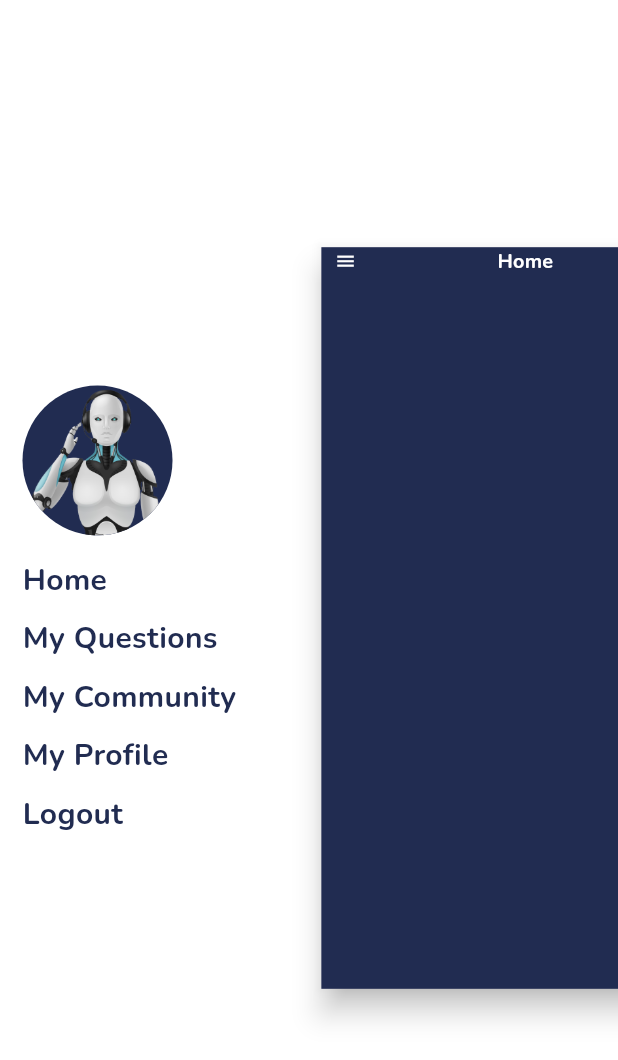
After one commit to umaisqureshi/IFragen, a Flutter app: the MainHome screen opened directly, after a tap on the "menu" icon, on a phone screen of 412 x 824 dp. The commit adds this screen. Shown: the top 1060 px of the screen. Run offline on Flutter 3.47's test engine with Material 2 defaults, Android fonts, the phone set to English and light mode, and no system bars; our stand-ins replace bloc, connectivity_plus, equatable, flutter_bloc, google_fonts, shared_preferences; accounts and stored records are empty.

Commit message:
Animated Drawer done

```diff
--- a/lib/Screens/Auth/loginScreen.dart
+++ b/lib/Screens/Auth/loginScreen.dart
@@ -1,13 +1,12 @@
 import 'dart:async';
 import 'package:flutter/gestures.dart';
 import 'package:flutter/material.dart';
-
 import 'package:flutter_bloc/flutter_bloc.dart';
 import 'package:google_fonts/google_fonts.dart';
 import 'package:ifragen/Bloc/InternetBloc/internet_bloc_bloc.dart';
 import 'package:ifragen/Screens/Auth/registerScreen.dart';
-import 'package:ifragen/Screens/Home/home.dart';
-
+import 'package:ifragen/Screens/Auth/widgets/widgets.dart';
+import 'package:ifragen/Screens/Home/mainHome.dart';
 import '../../Bloc/UserBloc/user_bloc_bloc.dart';
 import '../../Repo/userRepo.dart';
 import '../../Utilis/inputdecoration.dart';
@@ -24,7 +23,6 @@ class _LoginScreenState extends State<LoginScreen> {
   String email = "";
   String password = "";
   bool loading = false;
-  // bool isPlaying = false;
 
   final _loginFormKey = GlobalKey<FormState>();
 
@@ -57,69 +55,13 @@ class _LoginScreenState extends State<LoginScreen> {
                   if (state is UserLoadedState) {
                     Timer(const Duration(seconds: 2), (() {
                       Navigator.of(context).pushReplacement(MaterialPageRoute(
-                          builder: (context) => const Home()));
+                          builder: (context) => const MainHome()));
                     }));
                   }
                 },
                 builder: ((context, state) {
                   if (state is UserErrorState) {
-                    return Container(
-                      height: double.infinity,
-                      width: double.infinity,
-                      color: Theme.of(context).primaryColor,
-                      child: Center(
-                        child: Column(
-                          mainAxisAlignment: MainAxisAlignment.center,
-                          crossAxisAlignment: CrossAxisAlignment.center,
-                          children: [
-                            Text(
-                              "OOPS!",
-                              style: GoogleFonts.nunito(
-                                  color: Colors.white,
-                                  fontSize: 25,
-                                  fontWeight: FontWeight.bold),
-                            ),
-                            const SizedBox(
-                              height: 20,
-                            ),
-                            Text(
-                              state.error,
-                              // "InCorrect Email and Password",
-                              style: GoogleFonts.nunito(
-                                  color: Colors.white,
-                                  fontSize: 20,
-                                  fontWeight: FontWeight.bold),
-                            ),
-                            const SizedBox(
-                              height: 50,
-                            ),
-                            GestureDetector(
-                              onTap: () {
-                                Navigator.of(context).pop();
-                              },
-                              child: Container(
-                                height: 60,
-                                width: MediaQuery.of(context).size.width * 0.5,
-                                decoration: const BoxDecoration(
-                                    color: Colors.white,
-                                    borderRadius: BorderRadius.all(
-                                      Radius.circular(30),
-                                    )),
-                                child: Center(
-                                  child: Text(
-                                    "Back",
-                                    style: GoogleFonts.nunito(
-                                        color: Theme.of(context).primaryColor,
-                                        fontSize: 20,
-                                        fontWeight: FontWeight.bold),
-                                  ),
-                                ),
-                              ),
-                            ),
-                          ],
-                        ),
-                      ),
-                    );
+                    return errorStateWidget(context, state);
                   } else if (state is UserLoadedState) {
                     return AlertDialog(
                       elevation: 5,
--- /dev/null
+++ b/lib/Screens/Auth/widgets/widgets.dart
@@ -0,0 +1,64 @@
+import 'package:flutter/material.dart';
+import 'package:google_fonts/google_fonts.dart';
+
+import '../../../Bloc/UserBloc/user_bloc_bloc.dart';
+
+Container errorStateWidget(BuildContext context, UserErrorState state) {
+    return Container(
+                    height: double.infinity,
+                    width: double.infinity,
+                    color: Theme.of(context).primaryColor,
+                    child: Center(
+                      child: Column(
+                        mainAxisAlignment: MainAxisAlignment.center,
+                        crossAxisAlignment: CrossAxisAlignment.center,
+                        children: [
+                          Text(
+                            "OOPS!",
+                            style: GoogleFonts.nunito(
+                                color: Colors.white,
+                                fontSize: 25,
+                                fontWeight: FontWeight.bold),
+                          ),
+                          const SizedBox(
+                            height: 20,
+                          ),
+                          Text(
+                            state.error,
+                            // "InCorrect Email and Password",
+                            style: GoogleFonts.nunito(
+                                color: Colors.white,
+                                fontSize: 20,
+                                fontWeight: FontWeight.bold),
+                          ),
+                          const SizedBox(
+                            height: 50,
+                          ),
+                          GestureDetector(
+                            onTap: () {
+                              Navigator.of(context).pop();
+                            },
+                            child: Container(
+                              height: 60,
+                              width: MediaQuery.of(context).size.width * 0.5,
+                              decoration: const BoxDecoration(
+                                  color: Colors.white,
+                                  borderRadius: BorderRadius.all(
+                                    Radius.circular(30),
+                                  )),
+                              child: Center(
+                                child: Text(
+                                  "Back",
+                                  style: GoogleFonts.nunito(
+                                      color: Theme.of(context).primaryColor,
+                                      fontSize: 20,
+                                      fontWeight: FontWeight.bold),
+                                ),
+                              ),
+                            ),
+                          ),
+                        ],
+                      ),
+                    ),
+                  );
+  }
--- /dev/null
+++ b/lib/Screens/Drawer/drawer.dart
@@ -0,0 +1,111 @@
+import 'package:flutter/material.dart';
+import 'package:google_fonts/google_fonts.dart';
+
+class DrawerMenu extends StatefulWidget {
+  const DrawerMenu({super.key});
+
+  @override
+  State<DrawerMenu> createState() => _DrawerMenuState();
+}
+
+class _DrawerMenuState extends State<DrawerMenu> {
+  @override
+  Widget build(BuildContext context) {
+    return Scaffold(
+      backgroundColor: Colors.white,
+      body: Align(
+        alignment: Alignment.centerLeft,
+        child: Padding(
+          padding: const EdgeInsets.symmetric(horizontal: 15.0),
+          child: Column(
+            mainAxisSize: MainAxisSize.min,
+            mainAxisAlignment: MainAxisAlignment.start,
+            crossAxisAlignment: CrossAxisAlignment.start,
+            children: [
+              Container(
+                height: 100,
+                width: 100,
+                decoration: BoxDecoration(
+                    image: const DecorationImage(
+                        image: AssetImage(
+                          "assets/splashicon.png",
+                        ),
+                        fit: BoxFit.cover),
+                    color: Theme.of(context).primaryColor,
+                    borderRadius: const BorderRadius.all(Radius.circular(50))),
+              ),
+              const SizedBox(
+                height: 15,
+              ),
+              GestureDetector(
+                onTap: () async {},
+                child: Text(
+                  "Home",
+                  style: GoogleFonts.nunito(
+                      color: Theme.of(context).primaryColor,
+                      fontSize: 20,
+                      fontWeight: FontWeight.bold),
+                ),
+              ),
+              const SizedBox(
+                height: 10,
+              ),
+              GestureDetector(
+                onTap: () async {},
+                child: Text(
+                  "My Questions",
+                  style: GoogleFonts.nunito(
+                      color: Theme.of(context).primaryColor,
+                      fontSize: 20,
+                      fontWeight: FontWeight.bold),
+                ),
+              ),
+              const SizedBox(
+                height: 10,
+              ),
+              GestureDetector(
+                onTap: () async {},
+                child: Text(
+                  "My Community",
+                  style: GoogleFonts.nunito(
+                      color: Theme.of(context).primaryColor,
+                      fontSize: 20,
+                      fontWeight: FontWeight.bold),
+                ),
+              ),
+              const SizedBox(
+                height: 10,
+              ),
+              GestureDetector(
+                onTap: () async {},
+                child: Text(
+                  "My Profile",
+                  style: GoogleFonts.nunito(
+                      color: Theme.of(context).primaryColor,
+                      fontSize: 20,
+                      fontWeight: FontWeight.bold),
+                ),
+              ),
+              const SizedBox(
+                height: 10,
+              ),
+              GestureDetector(
+                onTap: () async {},
+                child: Text(
+                  "Logout",
+                  style: GoogleFonts.nunito(
+                      color: Theme.of(context).primaryColor,
+                      fontSize: 20,
+                      fontWeight: FontWeight.bold),
+                ),
+              ),
+              const SizedBox(
+                height: 10,
+              ),
+            ],
+          ),
+        ),
+      ),
+    );
+  }
+}
--- a/lib/Screens/Home/home.dart
+++ /dev/null
@@ -1,35 +0,0 @@
-import 'package:flutter/material.dart';
-import 'package:google_fonts/google_fonts.dart';
-
-import '../../Helper/helper.dart';
-
-class Home extends StatefulWidget {
-  const Home({super.key});
-
-  @override
-  State<Home> createState() => _HomeState();
-}
-
-class _HomeState extends State<Home> {
-  @override
-  Widget build(BuildContext context) {
-    return Scaffold(
-      backgroundColor: Theme.of(context).primaryColor,
-      body: Center(
-        child: GestureDetector(
-          onTap: () async {
-            await HelperClass.saveUserLoggedInStatus(false);
-          },
-          child: Text(
-            "Home",
-            style: GoogleFonts.nunito(
-                //   color: Theme.of(context).primaryColor,
-                color: Colors.white,
-                fontSize: 22,
-                fontWeight: FontWeight.bold),
-          ),
-        ),
-      ),
-    );
-  }
-}
--- /dev/null
+++ b/lib/Screens/Home/mainHome.dart
@@ -0,0 +1,110 @@
+import 'package:flutter/material.dart';
+import 'package:google_fonts/google_fonts.dart';
+import 'package:ifragen/Screens/Drawer/drawer.dart';
+
+import '../../Helper/helper.dart';
+
+class MainHome extends StatefulWidget {
+  const MainHome({super.key});
+
+  @override
+  State<MainHome> createState() => _MainHomeState();
+}
+
+class _MainHomeState extends State<MainHome>
+    with SingleTickerProviderStateMixin {
+  final Duration _duration = const Duration(milliseconds: 1000);
+  late AnimationController controller;
+  late Animation<double> scaleAnimation;
+  bool isCollapse = true;
+  @override
+  void initState() {
+    controller = AnimationController(vsync: this, duration: _duration);
+    scaleAnimation = Tween<double>(begin: 1, end: 0.6).animate(controller);
+    super.initState();
+  }
+
+  @override
+  void dispose() {
+    controller.dispose();
+    super.dispose();
+  }
+
+  @override
+  Widget build(BuildContext context) {
+    Size size = MediaQuery.of(context).size;
+    return Scaffold(
+      body: Stack(children: [
+        const DrawerMenu(),
+        AnimatedPositioned(
+            top: 0,
+            bottom: 0,
+            right: isCollapse ? 0 : -0.4 * size.width,
+            left: isCollapse ? 0 : 0.3 * size.width,
+            duration: _duration,
+            child:
+                ScaleTransition(scale: scaleAnimation, child: home(context))),
+      ]),
+    );
+  }
+
+  Widget home(context) {
+    return SafeArea(
+      child: Scaffold(
+        body: Material(
+          elevation: 8,
+          animationDuration: _duration,
+          color: Theme.of(context).primaryColor,
+          child: Container(
+            height: double.infinity,
+            width: double.infinity,
+            padding: const EdgeInsets.symmetric(
+              horizontal: 15,
+            ),
+            child: Column(
+              children: [
+                Row(
+                  mainAxisSize: MainAxisSize.max,
+                  mainAxisAlignment: MainAxisAlignment.spaceBetween,
+                  children: [
+                    InkWell(
+                      onTap: () {
+                        setState(() {
+                          if (isCollapse) {
+                            controller.forward();
+                          } else {
+                            controller.reverse();
+                          }
+                          isCollapse = !isCollapse;
+                        });
+                      },
+                      child: const Icon(
+                        Icons.menu,
+                        color: Colors.white,
+                      ),
+                    ),
+                    Text(
+                      "Home",
+                      style: GoogleFonts.nunito(
+                          //   color: Theme.of(context).primaryColor,
+                          color: Colors.white,
+                          fontSize: 22,
+                          fontWeight: FontWeight.bold),
+                    ),
+                    InkWell(
+                      onTap: () {},
+                      child: const Icon(
+                        Icons.settings,
+                        color: Colors.white,
+                      ),
+                    ),
+                  ],
+                ),
+              ],
+            ),
+          ),
+        ),
+      ),
+    );
+  }
+}
--- a/lib/main.dart
+++ b/lib/main.dart
@@ -3,7 +3,7 @@ import 'package:flutter/services.dart';
 import 'package:flutter_bloc/flutter_bloc.dart';
 import 'package:google_fonts/google_fonts.dart';
 import 'package:ifragen/Repo/userRepo.dart';
-import 'package:ifragen/Screens/Home/home.dart';
+import 'package:ifragen/Screens/Home/mainHome.dart';
 
 import 'package:ifragen/Screens/Splash/splashScreen.dart';
 
@@ -61,7 +61,7 @@ class _MyAppState extends State<MyApp> {
               elevation: 0,
               titleTextStyle: GoogleFonts.nunito(
                   color: Theme.of(context).primaryColor, fontSize: 25))),
-      home: _isSignedIn ? const Home() : const SplashScreen(),
+      home: _isSignedIn ? const MainHome() : const SplashScreen(),
     );
   }
 }
```
